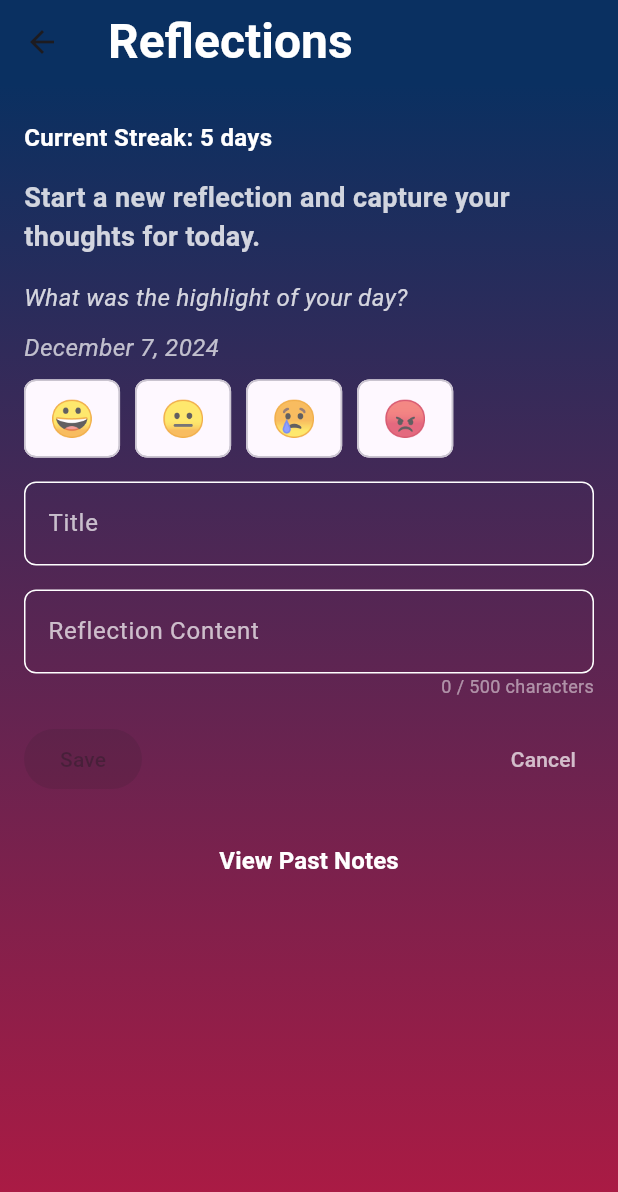
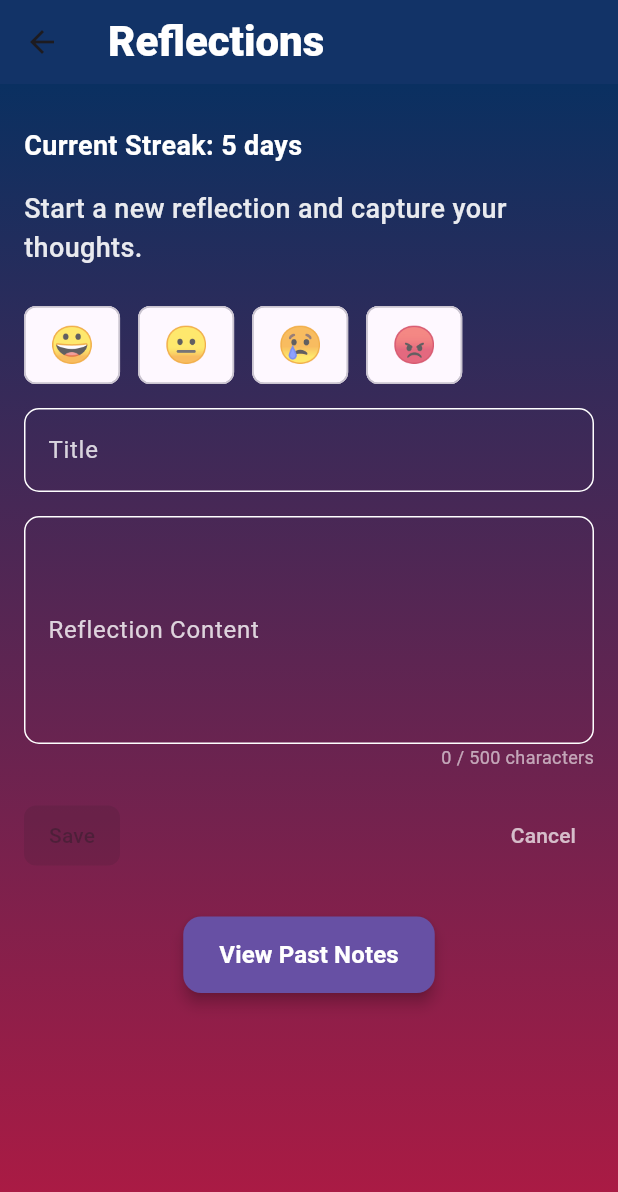
Before and after one commit to PranavBP/Senior-Pal, a Flutter app: the ReflectionsScreen screen opened directly, on a phone screen of 412 x 824 dp. Shown: the top 1192 px of the screen. Run offline on Flutter 3.47's test engine with Material 3 defaults, Android fonts, the phone set to English and light mode, and no system bars; our stand-ins replace audioplayers, chewie, cloud_firestore, firebase_auth, firebase_core, firebase_database and 9 more; accounts and stored records are empty.

Commit message:
Added new theme properties and fixed reflections

```diff
--- a/lib/models/theme.dart
+++ b/lib/models/theme.dart
@@ -13,6 +13,9 @@ class ThemeModel {
   final Color tabBarUnselectedItemColor;
   final String backgroundImage;
   final Color textColor;
+  final Color iconColor;
+  final Color cardColor;
+  final Color appBarColor;
   // final TextStyle headerFont;
   // final TextStyle textFont;
   // final TextStyle captionFont;
@@ -28,14 +31,17 @@ class ThemeModel {
     required this.tabBarUnselectedItemColor,
     required this.backgroundImage,
     required this.textColor,
+    required this.iconColor,
+    required this.cardColor,
+    required this.appBarColor,
     // required this.headerFont,
     // required this.textFont,
     // required this.captionFont,
   });
 
-  get iconColor => null;
+  //get iconColor => null;
 
-  get cardColor => null;
+  //get cardColor => null;
 
-  get appBarColor => null;
+  //get appBarColor => null;
 }
--- a/lib/screens/tab screens/reflections_screen.dart
+++ b/lib/screens/tab screens/reflections_screen.dart
@@ -9,8 +9,7 @@ import '../../models/theme.dart';
 import '../../widgets/Reflections/past_reflections_screen.dart';
 
 // Simulate a streak count for demonstration purposes
-final streakCountProvider =
-    Provider<int>((ref) => 5); // Replace with real logic if needed
+final streakCountProvider = Provider<int>((ref) => 5);
 
 final reflectionControllerProvider = Provider<ReflectionController>((ref) {
   return ReflectionController();
@@ -71,11 +70,8 @@ class _ReflectionsScreenState extends ConsumerState<ReflectionsScreen> {
         const SnackBar(content: Text('Reflection saved successfully!')),
       );
 
-      // Clear fields and reset states
       clearFields();
-    } catch (e, stackTrace) {
-      print('Error saving reflection: $e');
-      print('Stack trace: $stackTrace');
+    } catch (e) {
       ScaffoldMessenger.of(context).showSnackBar(
         const SnackBar(content: Text('Failed to save reflection.')),
       );
@@ -83,7 +79,6 @@ class _ReflectionsScreenState extends ConsumerState<ReflectionsScreen> {
   }
 
   void clearFields() {
-    print("Clearing fields..."); // Debugging print statement
     titleController.clear();
     contentController.clear();
     setState(() {
@@ -135,12 +130,13 @@ class _ReflectionsScreenState extends ConsumerState<ReflectionsScreen> {
           "Reflections",
           style: TextStyle(
             color: theme.textColor,
-            fontSize: 32,
-            fontWeight: FontWeight.bold,
+            fontSize: 28,
+            fontWeight: FontWeight.w800,
           ),
         ),
         backgroundColor: theme.backgroundGradient[0],
         centerTitle: false,
+        elevation: 4,
       ),
       body: Stack(
         children: [
@@ -154,18 +150,19 @@ class _ReflectionsScreenState extends ConsumerState<ReflectionsScreen> {
             ),
           ),
           Positioned.fill(
-            top: 16,
             child: Padding(
               padding: const EdgeInsets.symmetric(horizontal: 16.0),
               child: SingleChildScrollView(
                 child: Column(
                   crossAxisAlignment: CrossAxisAlignment.start,
                   children: [
+                    const SizedBox(height: 20),
                     if (selectedMood != null)
                       Center(
                         child: Text(
                           selectedMood!,
-                          style: TextStyle(fontSize: 48),
+                          style: TextStyle(
+                              fontSize: 48, fontWeight: FontWeight.bold),
                         ),
                       ),
                     Padding(
@@ -174,7 +171,7 @@ class _ReflectionsScreenState extends ConsumerState<ReflectionsScreen> {
                         "Current Streak: $streakCount days",
                         style: TextStyle(
                           color: theme.textColor,
-                          fontSize: 16,
+                          fontSize: 18,
                           fontWeight: FontWeight.bold,
                         ),
                       ),
@@ -183,32 +180,13 @@ class _ReflectionsScreenState extends ConsumerState<ReflectionsScreen> {
                       padding: const EdgeInsets.only(bottom: 16.0),
                       child: Text(
                         isEditing
-                            ? "Editing your reflection. Feel free to update your thoughts or feelings."
-                            : "Start a new reflection and capture your thoughts for today.",
+                            ? "Editing your reflection. Update your thoughts."
+                            : "Start a new reflection and capture your thoughts.",
                         style: TextStyle(
-                          color: theme.textColor.withOpacity(0.8),
+                          color: theme.textColor.withOpacity(0.9),
                           fontSize: 18,
-                          fontWeight: FontWeight.w600,
+                          fontWeight: FontWeight.w500,
                         ),
-                      ),
-                    ),
-                    Padding(
-                      padding: const EdgeInsets.only(bottom: 10.0),
-                      child: Text(
-                        "What was the highlight of your day?",
-                        style: TextStyle(
-                          color: theme.textColor.withOpacity(0.8),
-                          fontSize: 16,
-                          fontStyle: FontStyle.italic,
-                        ),
-                      ),
-                    ),
-                    Text(
-                      formattedDate,
-                      style: TextStyle(
-                        color: theme.textColor.withOpacity(0.7),
-                        fontSize: 16,
-                        fontStyle: FontStyle.italic,
                       ),
                     ),
                     const SizedBox(height: 10),
@@ -219,18 +197,18 @@ class _ReflectionsScreenState extends ConsumerState<ReflectionsScreen> {
                     const SizedBox(height: 16),
                     _buildTextField(
                         "Reflection Content", contentController, theme,
-                        maxLines: null),
+                        maxLines: 5),
                     Align(
                       alignment: Alignment.centerRight,
                       child: Text(
                         "${contentController.text.length} / 500 characters",
                         style: TextStyle(
-                          color: theme.textColor.withOpacity(0.5),
+                          color: theme.textColor.withOpacity(0.6),
                           fontSize: 12,
                         ),
                       ),
                     ),
-                    const SizedBox(height: 16),
+                    const SizedBox(height: 20),
                     Row(
                       mainAxisAlignment: MainAxisAlignment.spaceBetween,
                       children: [
@@ -239,6 +217,11 @@ class _ReflectionsScreenState extends ConsumerState<ReflectionsScreen> {
                           style: ElevatedButton.styleFrom(
                             backgroundColor: theme.backgroundColor,
                             foregroundColor: theme.textColor,
+                            padding: const EdgeInsets.symmetric(
+                                horizontal: 16, vertical: 10),
+                            shape: RoundedRectangleBorder(
+                              borderRadius: BorderRadius.circular(8),
+                            ),
                           ),
                           child: const Text('Save'),
                         ),
@@ -251,9 +234,9 @@ class _ReflectionsScreenState extends ConsumerState<ReflectionsScreen> {
                         ),
                       ],
                     ),
-                    const SizedBox(height: 20),
+                    const SizedBox(height: 30),
                     Center(
-                      child: TextButton(
+                      child: ElevatedButton(
                         onPressed: () {
                           Navigator.push(
                             context,
@@ -263,10 +246,20 @@ class _ReflectionsScreenState extends ConsumerState<ReflectionsScreen> {
                             ),
                           );
                         },
-                        child: Text(
+                        style: ElevatedButton.styleFrom(
+                          backgroundColor:
+                              Theme.of(context).colorScheme.primary,
+                          foregroundColor: Colors.white,
+                          padding: const EdgeInsets.symmetric(
+                              vertical: 14, horizontal: 24),
+                          shape: RoundedRectangleBorder(
+                            borderRadius: BorderRadius.circular(12),
+                          ),
+                          elevation: 4,
+                        ),
+                        child: const Text(
                           "View Past Notes",
                           style: TextStyle(
-                            color: theme.textColor,
                             fontSize: 16,
                             fontWeight: FontWeight.bold,
                           ),
@@ -286,10 +279,13 @@ class _ReflectionsScreenState extends ConsumerState<ReflectionsScreen> {
   Widget buildMoodSelector(ThemeModel theme) {
     final moods = ["😀", "😐", "😢", "😡"];
     return Wrap(
-      spacing: 10,
+      spacing: 12,
       children: moods.map((mood) {
         return ChoiceChip(
-          label: Text(mood, style: const TextStyle(fontSize: 24)),
+          label: Text(
+            mood,
+            style: const TextStyle(fontSize: 24),
+          ),
           selected: selectedMood == mood,
           onSelected: (bool selected) {
             setState(() {
@@ -297,7 +293,7 @@ class _ReflectionsScreenState extends ConsumerState<ReflectionsScreen> {
             });
           },
           backgroundColor: theme.textColor.withOpacity(0.1),
-          selectedColor: theme.backgroundColor.withOpacity(0.7),
+          selectedColor: theme.backgroundColor.withOpacity(0.8),
           labelStyle: TextStyle(
             color: selectedMood == mood
                 ? theme.textColor
@@ -317,24 +313,24 @@ class _ReflectionsScreenState extends ConsumerState<ReflectionsScreen> {
       style: TextStyle(color: theme.textColor),
       decoration: InputDecoration(
         labelText: label,
-        labelStyle: TextStyle(color: theme.textColor.withOpacity(0.7)),
+        labelStyle: TextStyle(color: theme.textColor.withOpacity(0.8)),
         hintText: 'Enter $label',
         hintStyle: TextStyle(color: theme.textColor.withOpacity(0.5)),
         border: OutlineInputBorder(
-          borderRadius: BorderRadius.circular(8.0),
+          borderRadius: BorderRadius.circular(10.0),
           borderSide: BorderSide(color: theme.borderColor),
         ),
         enabledBorder: OutlineInputBorder(
-          borderRadius: BorderRadius.circular(8.0),
+          borderRadius: BorderRadius.circular(10.0),
           borderSide: BorderSide(color: theme.borderColor),
         ),
         focusedBorder: OutlineInputBorder(
-          borderRadius: BorderRadius.circular(8.0),
+          borderRadius: BorderRadius.circular(10.0),
           borderSide: BorderSide(color: theme.textColor),
         ),
       ),
       onChanged: (text) {
-        setState(() {}); // Trigger rebuild for character count update
+        setState(() {});
       },
     );
   }
```
Also changed, not shown: lib/data/themes.dart (+52 -4 lines), lib/widgets/Reflections/past_reflections_screen.dart (+64 -35 lines), lib/widgets/Reflections/reflection_details_screen.dart (+18 -9 lines), 1 other file.
